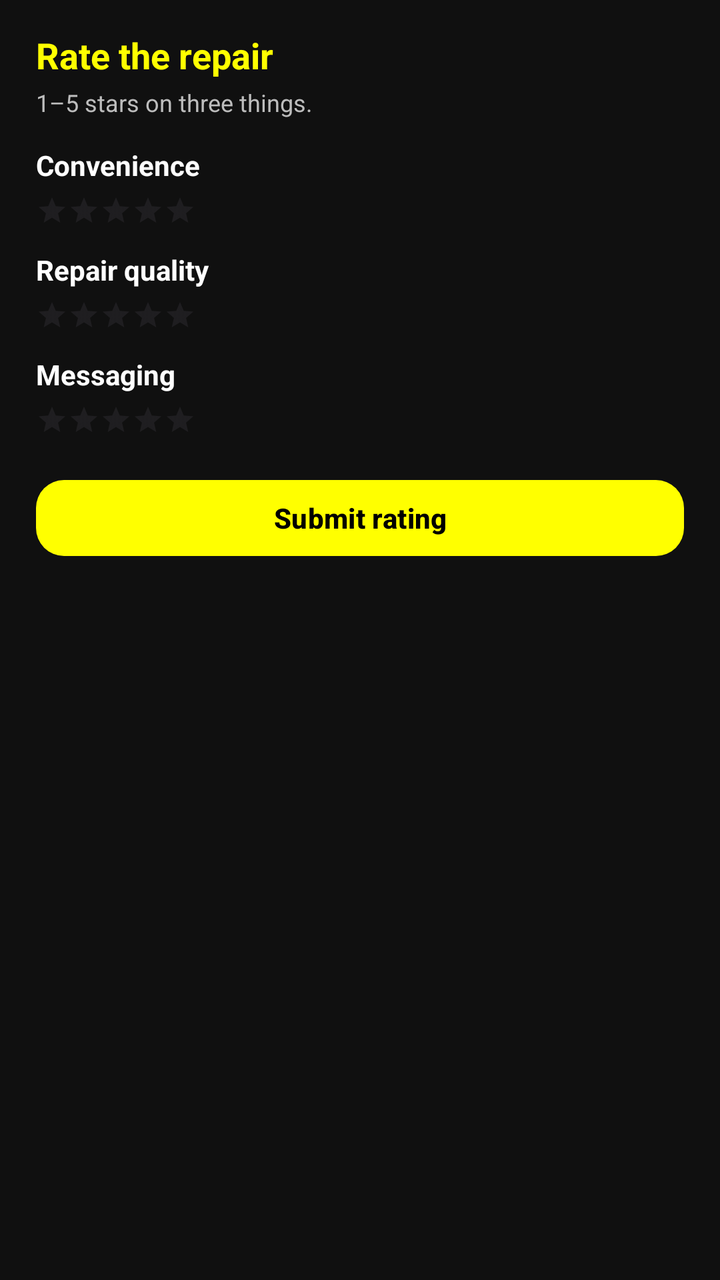
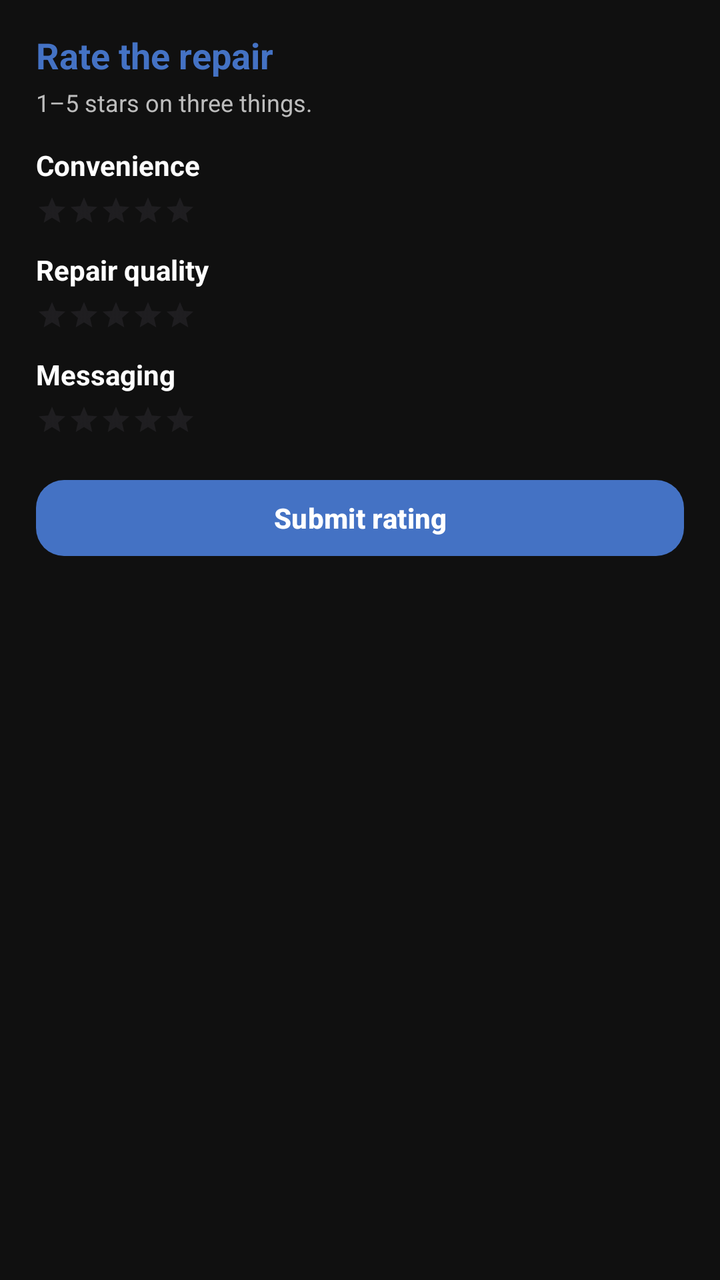

The first picture is an Android layout as it rendered before a commit; the second is the same layout after the commit. The layout source and the unified diff follow.
<!-- AndroidManifest.xml: application theme Theme.MyApplication -->
<!-- res/layout/bottomsheet_rate_repair.xml -->
<?xml version="1.0" encoding="utf-8"?>
<LinearLayout xmlns:android="http://schemas.android.com/apk/res/android"
    xmlns:app="http://schemas.android.com/apk/res-auto"
    android:layout_width="match_parent"
    android:layout_height="wrap_content"
    android:background="#101010"
    android:orientation="vertical"
    android:padding="18dp">

    <TextView
        android:layout_width="match_parent"
        android:layout_height="wrap_content"
        android:text="Rate the repair"
        android:textColor="#FFFF00"
        android:textStyle="bold"
        android:textSize="18sp"
        android:includeFontPadding="false" />

    <TextView
        android:layout_width="match_parent"
        android:layout_height="wrap_content"
        android:layout_marginTop="6dp"
        android:text="1–5 stars on three things."
        android:textColor="#BDBDBD"
        android:textSize="12sp"
        android:includeFontPadding="false" />

    <TextView
        android:layout_width="match_parent"
        android:layout_height="wrap_content"
        android:layout_marginTop="16dp"
        android:text="Convenience"
        android:textColor="#FFFFFF"
        android:textStyle="bold"
        android:includeFontPadding="false" />

    <RatingBar
        android:id="@+id/rbConvenience"
        style="?android:attr/ratingBarStyleSmall"
        android:layout_width="wrap_content"
        android:layout_height="wrap_content"
        android:numStars="5"
        android:stepSize="1.0"
        android:isIndicator="false"
        android:clickable="true"
        android:focusable="true"
        android:focusableInTouchMode="true"
        android:layout_marginTop="6dp" />


    <TextView
        android:layout_width="match_parent"
        android:layout_height="wrap_content"
        android:layout_marginTop="14dp"
        android:text="Repair quality"
        android:textColor="#FFFFFF"
        android:textStyle="bold"
        android:includeFontPadding="false" />

    <RatingBar
        android:id="@+id/rbQuality"
        style="?android:attr/ratingBarStyleSmall"
        android:layout_width="wrap_content"
        android:layout_height="wrap_content"
        android:numStars="5"
        android:stepSize="1.0"
        android:isIndicator="false"
        android:clickable="true"
        android:focusable="true"
        android:focusableInTouchMode="true"
        android:layout_marginTop="6dp" />

    <TextView
        android:layout_width="match_parent"
        android:layout_height="wrap_content"
        android:layout_marginTop="14dp"
        android:text="Messaging"
        android:textColor="#FFFFFF"
        android:textStyle="bold"
        android:includeFontPadding="false" />

    <RatingBar
        android:id="@+id/rbMessaging"
        style="?android:attr/ratingBarStyleSmall"
        android:layout_width="wrap_content"
        android:layout_height="wrap_content"
        android:numStars="5"
        android:stepSize="1.0"
        android:isIndicator="false"
        android:clickable="true"
        android:focusable="true"
        android:focusableInTouchMode="true"
        android:layout_marginTop="6dp" />

    <com.google.android.material.button.MaterialButton
        android:id="@+id/btnSubmitRating"
        android:layout_width="match_parent"
        android:layout_height="46dp"
        android:layout_marginTop="18dp"
        android:text="Submit rating"
        android:textAllCaps="false"
        android:textStyle="bold"
        android:textColor="#000000"
        app:backgroundTint="#FFFF00"
        app:cornerRadius="14dp" />

</LinearLayout>
<!-- resources referenced by this layout -->
<resources>
  <style name="Theme.MyApplication" parent="Base.Theme.MyApplication" />
  <style name="Base.Theme.MyApplication" parent="Theme.Material3.DayNight.NoActionBar">
          <item name="android:statusBarColor">#000000</item>
          <item name="android:navigationBarColor">#101010</item>
  
          <item name="android:windowLightStatusBar">false</item>
  
          <item name="android:windowLightNavigationBar" tools:targetApi="27">false</item>
      </style>
</resources>

<!-- the commit's change to res/layout/bottomsheet_rate_repair.xml (unified diff, before → after) -->
@@ -11,7 +11,7 @@
         android:layout_width="match_parent"
         android:layout_height="wrap_content"
         android:text="Rate the repair"
-        android:textColor="#FFFF00"
+        android:textColor="#4472C4"
         android:textStyle="bold"
         android:textSize="18sp"
         android:includeFontPadding="false" />
@@ -100,8 +100,8 @@
         android:text="Submit rating"
         android:textAllCaps="false"
         android:textStyle="bold"
-        android:textColor="#000000"
-        app:backgroundTint="#FFFF00"
+        android:textColor="#FFFFFF"
+        app:backgroundTint="#4472C4"
         app:cornerRadius="14dp" />
 
 </LinearLayout>
